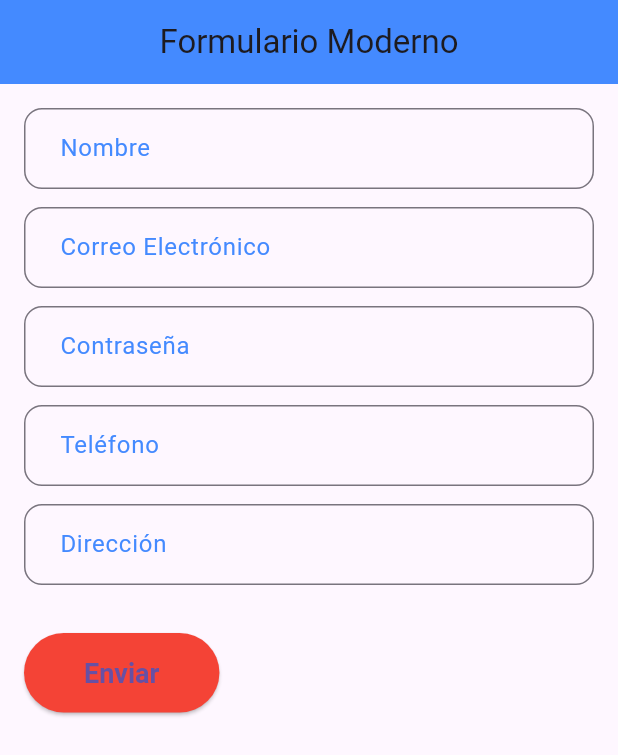
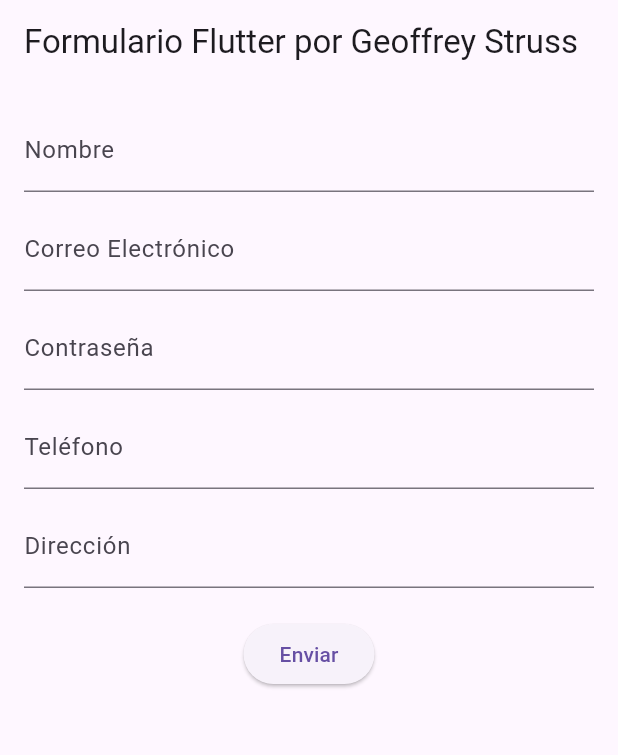
Before and after one commit to Gstruss/FormularioFlutter, a Flutter app: the screen it shows after launch, on a phone screen of 412 x 824 dp. Shown: the top 755 px of the screen. Run offline on Flutter 3.47's test engine with Material 3 defaults, Android fonts, the phone set to English and light mode, and no system bars.

Commit message:
retornar cambios

```diff
--- a/formulario_flutter/lib/main.dart
+++ b/formulario_flutter/lib/main.dart
@@ -10,30 +10,7 @@ class MyApp extends StatelessWidget {
     return MaterialApp(
       debugShowCheckedModeBanner: false,
       title: 'Formulario en Flutter',
-      theme: ThemeData(
-        primarySwatch: Colors.blue,
-        inputDecorationTheme: InputDecorationTheme(
-          border: OutlineInputBorder(
-            borderRadius: BorderRadius.circular(12),
-            borderSide: BorderSide(color: Colors.blueAccent),
-          ),
-          focusedBorder: OutlineInputBorder(
-            borderRadius: BorderRadius.circular(12),
-            borderSide: BorderSide(color: Colors.blue, width: 2),
-          ),
-          labelStyle: TextStyle(color: Colors.blueAccent),
-        ),
-        elevatedButtonTheme: ElevatedButtonThemeData(
-          style: ElevatedButton.styleFrom(
-            backgroundColor: Colors.red, // Color de fondo del botón
-            shape: RoundedRectangleBorder(
-              borderRadius: BorderRadius.circular(30), // Bordes redondeados
-            ),
-            padding: EdgeInsets.symmetric(vertical: 16, horizontal: 40),
-            textStyle: TextStyle(fontSize: 18, fontWeight: FontWeight.bold),
-          ),
-        ),
-      ),
+      theme: ThemeData(primarySwatch: Colors.blue),
       home: FormularioScreen(),
     );
   }
@@ -55,22 +32,16 @@ class _FormularioScreenState extends State<FormularioScreen> {
   @override
   Widget build(BuildContext context) {
     return Scaffold(
-      appBar: AppBar(
-        title: Text('Formulario Moderno'),
-        backgroundColor: Colors.blueAccent,
-        centerTitle: true,
-      ),
+      appBar: AppBar(title: Text('Formulario Flutter por Geoffrey Struss')),
       body: Padding(
-        padding: const EdgeInsets.all(16.0),
-        child: SingleChildScrollView( // Para evitar el overflow en pantallas pequeñas
+        padding: EdgeInsets.all(16.0),
         child: Form(
           key: _formKey,
           child: Column(
-              crossAxisAlignment: CrossAxisAlignment.start,
             children: [
-                _buildTextField(
+              TextFormField(
                 controller: _nombreController,
-                  label: 'Nombre',
+                decoration: InputDecoration(labelText: 'Nombre'),
                 validator: (value) {
                   if (value == null || value.isEmpty) {
                     return 'Ingrese su nombre';
@@ -78,9 +49,10 @@ class _FormularioScreenState extends State<FormularioScreen> {
                   return null;
                 },
               ),
-                _buildTextField(
+              SizedBox(height: 10),
+              TextFormField(
                 controller: _emailController,
-                  label: 'Correo Electrónico',
+                decoration: InputDecoration(labelText: 'Correo Electrónico'),
                 keyboardType: TextInputType.emailAddress,
                 validator: (value) {
                   if (value == null || value.isEmpty) {
@@ -91,9 +63,10 @@ class _FormularioScreenState extends State<FormularioScreen> {
                   return null;
                 },
               ),
-                _buildTextField(
+              SizedBox(height: 10),
+              TextFormField(
                 controller: _passwordController,
-                  label: 'Contraseña',
+                decoration: InputDecoration(labelText: 'Contraseña'),
                 obscureText: true,
                 validator: (value) {
                   if (value == null || value.length < 6) {
@@ -102,9 +75,10 @@ class _FormularioScreenState extends State<FormularioScreen> {
                   return null;
                 },
               ),
-                _buildTextField(
+              SizedBox(height: 10),
+              TextFormField(
                 controller: _telefonoController,
-                  label: 'Teléfono',
+                decoration: InputDecoration(labelText: 'Teléfono'),
                 keyboardType: TextInputType.phone,
                 validator: (value) {
                   if (value == null || value.isEmpty) {
@@ -115,9 +89,10 @@ class _FormularioScreenState extends State<FormularioScreen> {
                   return null;
                 },
               ),
-                _buildTextField(
+              SizedBox(height: 10),
+              TextFormField(
                 controller: _direccionController,
-                  label: 'Dirección',
+                decoration: InputDecoration(labelText: 'Dirección'),
                 validator: (value) {
                   if (value == null || value.isEmpty) {
                     return 'Ingrese su dirección';
@@ -140,31 +115,6 @@ class _FormularioScreenState extends State<FormularioScreen> {
           ),
         ),
       ),
-      ),
-    );
-  }
-
-  // Método para construir el campo de texto con estilo moderno
-  Widget _buildTextField({
-    required TextEditingController controller,
-    required String label,
-    bool obscureText = false,
-    TextInputType keyboardType = TextInputType.text,
-    required String? Function(String?) validator,
-  }) {
-    return Padding(
-      padding: const EdgeInsets.only(bottom: 12.0),
-      child: TextFormField(
-        controller: controller,
-        decoration: InputDecoration(
-          labelText: label,
-          floatingLabelBehavior: FloatingLabelBehavior.auto,
-          contentPadding: EdgeInsets.symmetric(vertical: 15, horizontal: 20),
-        ),
-        obscureText: obscureText,
-        keyboardType: keyboardType,
-        validator: validator,
-      ),
     );
   }
 }
```
Lines whose indentation alone changed are shown as unchanged.
